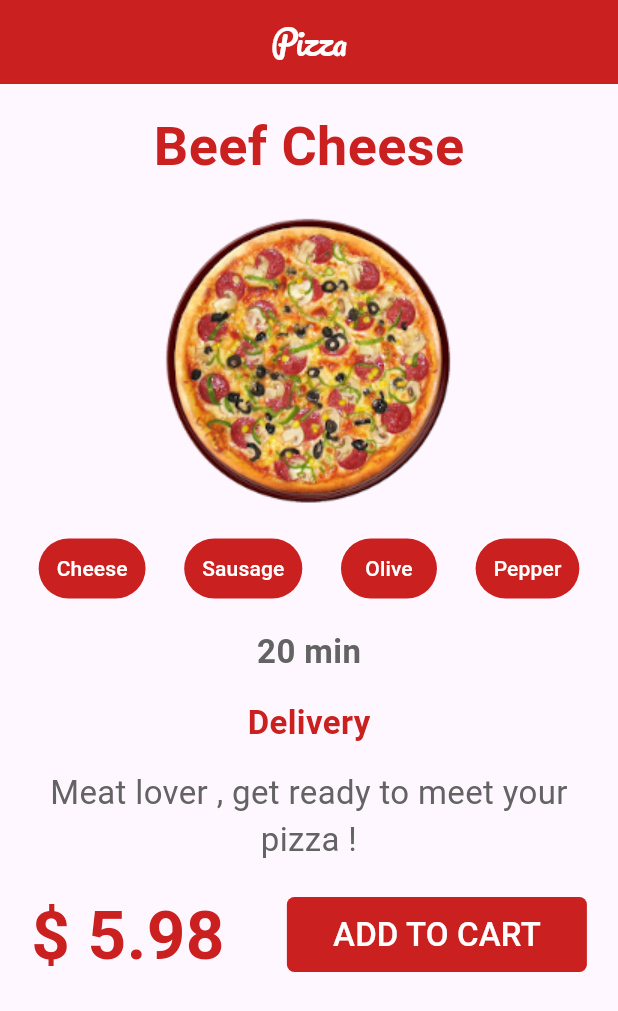
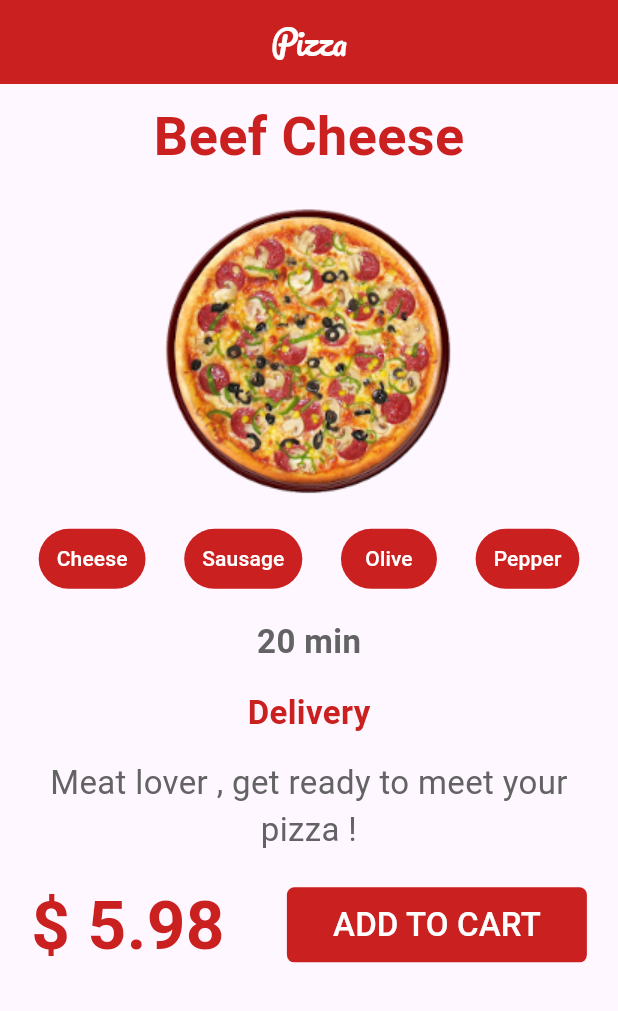
Before and after one commit to sinemertural/Flutter-Bootcamp, a Flutter app: the screen it shows after launch, on a phone screen of 412 x 824 dp. Shown: the top 1011 px of the screen. Run offline on Flutter 3.47's test engine with Material 3 defaults, Android fonts, the phone set to English and light mode, and no system bars.

Commit message:
feat: Finalize Pizza Order App before adding localization

````diff
--- /dev/null
+++ b/pizza_tasarim_projesi/l10n.yaml
@@ -0,0 +1,3 @@
+arb-dir: lib\l10n
+template-arb-file: app_en.arb
+output-localization-file: app_localizations.dart
--- a/pizza_tasarim_projesi/lib/anasayfa.dart
+++ b/pizza_tasarim_projesi/lib/anasayfa.dart
@@ -12,6 +12,15 @@ class Anasayfa extends StatefulWidget {
 class _AnasayfaState extends State<Anasayfa> {
   @override
   Widget build(BuildContext context) {
+
+    //çoklu ekran desteği
+    var ekranBilgisi = MediaQuery.of(context);
+    var ekranYukseklik = ekranBilgisi.size.height;
+    var ekranGenisligi = ekranBilgisi.size.width;
+    print("Ekran Yükseklik : $ekranYukseklik");
+    print("Ekran Genislik : $ekranGenisligi");
+
+
     return Scaffold(
       appBar: AppBar(
         title: Text("Pizza" , style: TextStyle(color: yaziRenk1 , fontFamily: "Pacifico" , fontSize: 22),),
@@ -22,7 +31,7 @@ class _AnasayfaState extends State<Anasayfa> {
         child: Column(
           children: [
             Padding(
-              padding: const EdgeInsets.only(top: 16),
+              padding:  EdgeInsets.only(top: ekranGenisligi/43),
               child: Text("Beef Cheese" , style: TextStyle(fontSize: 36 , color: anaRenk , fontWeight: FontWeight.bold ),),
             ),
             Padding(
@@ -34,21 +43,10 @@ class _AnasayfaState extends State<Anasayfa> {
               child: Row(
                 mainAxisAlignment: MainAxisAlignment.spaceEvenly,
                 children: [
-                  TextButton(onPressed: (){},
-                    child: Text("Cheese" , style: TextStyle(color: yaziRenk1),),
-                      style: TextButton.styleFrom(backgroundColor: anaRenk),),
-
-                  TextButton(onPressed: (){},
-                    child: Text("Sausage" , style: TextStyle(color: yaziRenk1),),
-                    style: TextButton.styleFrom(backgroundColor: anaRenk),),
-
-                  TextButton(onPressed: (){},
-                    child: Text("Olive" , style: TextStyle(color: yaziRenk1),),
-                    style: TextButton.styleFrom(backgroundColor: anaRenk),),
-
-                  TextButton(onPressed: (){},
-                    child: Text("Pepper" , style: TextStyle(color: yaziRenk1),),
-                    style: TextButton.styleFrom(backgroundColor: anaRenk),),
+                  Chip(icerik: "Cheese"),
+                  Chip(icerik: "Sausage"),
+                  Chip(icerik: "Olive"),
+                  Chip(icerik: "Pepper"),
                 ],
               ),
             ),
@@ -87,3 +85,15 @@ class _AnasayfaState extends State<Anasayfa> {
     );
   }
 }
+
+class Chip extends StatelessWidget {
+  String icerik;
+  Chip({required this.icerik});
+
+  @override
+  Widget build(BuildContext context) {
+    return TextButton(onPressed: (){},
+      child: Text(icerik , style: TextStyle(color: yaziRenk1),),
+      style: TextButton.styleFrom(backgroundColor: anaRenk),);
+  }
+}
--- /dev/null
+++ b/pizza_tasarim_projesi/lib/l10n/app_localizations.dart
@@ -0,0 +1,194 @@
+import 'dart:async';
+
+import 'package:flutter/foundation.dart';
+import 'package:flutter/widgets.dart';
+import 'package:flutter_localizations/flutter_localizations.dart';
+import 'package:intl/intl.dart' as intl;
+
+import 'app_localizations_en.dart';
+import 'app_localizations_tr.dart';
+
+// ignore_for_file: type=lint
+
+/// Callers can lookup localized strings with an instance of AppLocalizations
+/// returned by `AppLocalizations.of(context)`.
+///
+/// Applications need to include `AppLocalizations.delegate()` in their app's
+/// `localizationDelegates` list, and the locales they support in the app's
+/// `supportedLocales` list. For example:
+///
+/// ```dart
+/// import 'l10n/app_localizations.dart';
+///
+/// return MaterialApp(
+///   localizationsDelegates: AppLocalizations.localizationsDelegates,
+///   supportedLocales: AppLocalizations.supportedLocales,
+///   home: MyApplicationHome(),
+/// );
+/// ```
+///
+/// ## Update pubspec.yaml
+///
+/// Please make sure to update your pubspec.yaml to include the following
+/// packages:
+///
+/// ```yaml
+/// dependencies:
+///   # Internationalization support.
+///   flutter_localizations:
+///     sdk: flutter
+///   intl: any # Use the pinned version from flutter_localizations
+///
+///   # Rest of dependencies
+/// ```
+///
+/// ## iOS Applications
+///
+/// iOS applications define key application metadata, including supported
+/// locales, in an Info.plist file that is built into the application bundle.
+/// To configure the locales supported by your app, you’ll need to edit this
+/// file.
+///
+/// First, open your project’s ios/Runner.xcworkspace Xcode workspace file.
+/// Then, in the Project Navigator, open the Info.plist file under the Runner
+/// project’s Runner folder.
+///
+/// Next, select the Information Property List item, select Add Item from the
+/// Editor menu, then select Localizations from the pop-up menu.
+///
+/// Select and expand the newly-created Localizations item then, for each
+/// locale your application supports, add a new item and select the locale
+/// you wish to add from the pop-up menu in the Value field. This list should
+/// be consistent with the languages listed in the AppLocalizations.supportedLocales
+/// property.
+abstract class AppLocalizations {
+  AppLocalizations(String locale)
+    : localeName = intl.Intl.canonicalizedLocale(locale.toString());
+
+  final String localeName;
+
+  static AppLocalizations? of(BuildContext context) {
+    return Localizations.of<AppLocalizations>(context, AppLocalizations);
+  }
+
+  static const LocalizationsDelegate<AppLocalizations> delegate =
+      _AppLocalizationsDelegate();
+
+  /// A list of this localizations delegate along with the default localizations
+  /// delegates.
+  ///
+  /// Returns a list of localizations delegates containing this delegate along with
+  /// GlobalMaterialLocalizations.delegate, GlobalCupertinoLocalizations.delegate,
+  /// and GlobalWidgetsLocalizations.delegate.
+  ///
+  /// Additional delegates can be added by appending to this list in
+  /// MaterialApp. This list does not have to be used at all if a custom list
+  /// of delegates is preferred or required.
+  static const List<LocalizationsDelegate<dynamic>> localizationsDelegates =
+      <LocalizationsDelegate<dynamic>>[
+        delegate,
+        GlobalMaterialLocalizations.delegate,
+        GlobalCupertinoLocalizations.delegate,
+        GlobalWidgetsLocalizations.delegate,
+      ];
+
+  /// A list of this localizations delegate's supported locales.
+  static const List<Locale> supportedLocales = <Locale>[
+    Locale('en'),
+    Locale('tr'),
+  ];
+
+  /// No description provided for @pizzaBaslik.
+  ///
+  /// In en, this message translates to:
+  /// **'Beef Cheese'**
+  String get pizzaBaslik;
+
+  /// No description provided for @peynirYazi.
+  ///
+  /// In en, this message translates to:
+  /// **'Cheese'**
+  String get peynirYazi;
+
+  /// No description provided for @sosisYazi.
+  ///
+  /// In en, this message translates to:
+  /// **'Sausage'**
+  String get sosisYazi;
+
+  /// No description provided for @biberYazi.
+  ///
+  /// In en, this message translates to:
+  /// **'Pepper'**
+  String get biberYazi;
+
+  /// No description provided for @zeytinYazi.
+  ///
+  /// In en, this message translates to:
+  /// **'Olive'**
+  String get zeytinYazi;
+
+  /// No description provided for @teslimatSure.
+  ///
+  /// In en, this message translates to:
+  /// **'20 min'**
+  String get teslimatSure;
+
+  /// No description provided for @teslimatBaslik.
+  ///
+  /// In en, this message translates to:
+  /// **'Delivery'**
+  String get teslimatBaslik;
+
+  /// No description provided for @pizzaAciklama.
+  ///
+  /// In en, this message translates to:
+  /// **'Meat lover , get ready to meet your pizza !'**
+  String get pizzaAciklama;
+
+  /// No description provided for @fiyat.
+  ///
+  /// In en, this message translates to:
+  /// **'\$ 5.98'**
+  String get fiyat;
+
+  /// No description provided for @buttonYazi.
+  ///
+  /// In en, this message translates to:
+  /// **'ADD TO CART'**
+  String get buttonYazi;
+}
+
+class _AppLocalizationsDelegate
+    extends LocalizationsDelegate<AppLocalizations> {
+  const _AppLocalizationsDelegate();
+
+  @override
+  Future<AppLocalizations> load(Locale locale) {
+    return SynchronousFuture<AppLocalizations>(lookupAppLocalizations(locale));
+  }
+
+  @override
+  bool isSupported(Locale locale) =>
+      <String>['en', 'tr'].contains(locale.languageCode);
+
+  @override
+  bool shouldReload(_AppLocalizationsDelegate old) => false;
+}
+
+AppLocalizations lookupAppLocalizations(Locale locale) {
+  // Lookup logic when only language code is specified.
+  switch (locale.languageCode) {
+    case 'en':
+      return AppLocalizationsEn();
+    case 'tr':
+      return AppLocalizationsTr();
+  }
+
+  throw FlutterError(
+    'AppLocalizations.delegate failed to load unsupported locale "$locale". This is likely '
+    'an issue with the localizations generation tool. Please file an issue '
+    'on GitHub with a reproducible sample app and the gen-l10n configuration '
+    'that was used.',
+  );
+}
--- a/pizza_tasarim_projesi/pubspec.yaml
+++ b/pizza_tasarim_projesi/pubspec.yaml
@@ -30,6 +30,9 @@ environment:
 dependencies:
   flutter:
     sdk: flutter
+  flutter_localizations:
+    sdk: flutter
+  intl: ^0.20.2
 
   # The following adds the Cupertino Icons font to your application.
   # Use with the CupertinoIcons class for iOS style icons.
@@ -51,6 +54,7 @@ dev_dependencies:
 
 # The following section is specific to Flutter packages.
 flutter:
+  generate: true
   fonts:
     - family: Pacifico
       fonts:
````
Also changed, not shown: pizza_tasarim_projesi/lib/l10n/app_en.arb (added, +12 -0 lines), pizza_tasarim_projesi/lib/l10n/app_localizations_en.dart (added, +40 -0 lines), pizza_tasarim_projesi/lib/l10n/app_localizations_tr.dart (added, +40 -0 lines), pizza_tasarim_projesi/lib/l10n/app_tr.arb (added, +12 -0 lines), pizza_tasarim_projesi/pubspec.lock.
